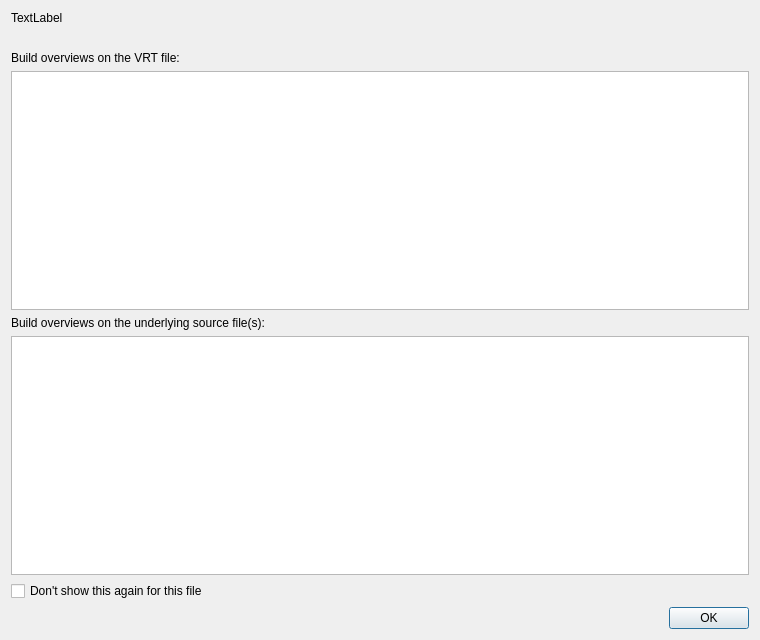
This is src/qmapshack/helpers/IOverviewAdvisoryDialog.ui in Maproom/qmapshack as Qt 5 draws it before an edit. The edited form follows.
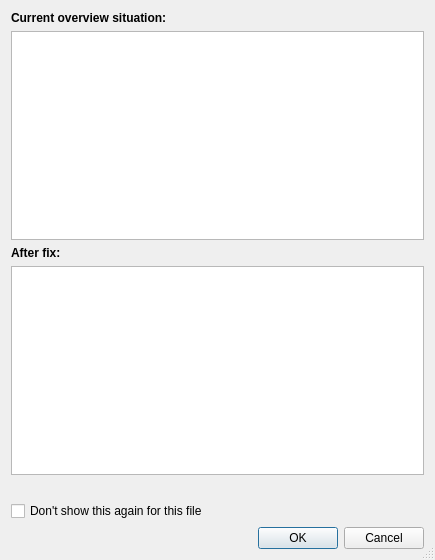
This is the edited form.

Commit message: [QMS-1135] Redesign advisory dialog: two-table layout + Fix it button

Patch:
```diff
--- a/src/qmapshack/helpers/IOverviewAdvisoryDialog.ui
+++ b/src/qmapshack/helpers/IOverviewAdvisoryDialog.ui
@@ -6,77 +6,52 @@
    <rect>
     <x>0</x>
     <y>0</y>
-    <width>760</width>
-    <height>640</height>
+    <width>435</width>
+    <height>560</height>
    </rect>
   </property>
   <property name="windowTitle">
-   <string>Slow rendering...</string>
+   <string>Slow rendering — overview pyramids</string>
+  </property>
+  <property name="sizeGripEnabled">
+   <bool>true</bool>
   </property>
   <layout class="QVBoxLayout" name="verticalLayout">
    <item>
     <widget class="QLabel" name="labelMessage">
      <property name="text">
-      <string>TextLabel</string>
+      <string>&lt;b&gt;Current overview situation:&lt;/b&gt;</string>
      </property>
-     <property name="wordWrap">
-      <bool>true</bool>
+    </widget>
+   </item>
+   <item>
+    <widget class="QTextBrowser" name="textCurrent">
+     <property name="openLinks">
+      <bool>false</bool>
      </property>
     </widget>
    </item>
    <item>
-    <widget class="QLabel" name="labelFileOverviews">
-     <property name="textFormat">
-      <enum>Qt::RichText</enum>
+    <widget class="QLabel" name="labelAfterFixTitle">
+     <property name="text">
+      <string>&lt;b&gt;After fix:&lt;/b&gt;</string>
      </property>
+    </widget>
+   </item>
+   <item>
+    <widget class="QTextBrowser" name="textAfterFix">
+     <property name="openLinks">
+      <bool>false</bool>
+     </property>
+    </widget>
+   </item>
+   <item>
+    <widget class="QLabel" name="labelSummary">
      <property name="text">
       <string/>
      </property>
-    </widget>
-   </item>
-   <item>
-    <widget class="QLabel" name="labelVrtCommand">
-     <property name="text">
-      <string>Build overviews on the VRT file:</string>
-     </property>
-    </widget>
-   </item>
-   <item>
-    <widget class="QPlainTextEdit" name="plainTextVrtCommand">
-     <property name="minimumSize">
-      <size>
-       <width>0</width>
-       <height>70</height>
-      </size>
-     </property>
-     <property name="readOnly">
+     <property name="wordWrap">
       <bool>true</bool>
-     </property>
-     <property name="maximumBlockCount">
-      <number>0</number>
-     </property>
-    </widget>
-   </item>
-   <item>
-    <widget class="QLabel" name="labelFilesCommand">
-     <property name="text">
-      <string>Build overviews on the underlying source file(s):</string>
-     </property>
-    </widget>
-   </item>
-   <item>
-    <widget class="QPlainTextEdit" name="plainTextFilesCommand">
-     <property name="minimumSize">
-      <size>
-       <width>0</width>
-       <height>110</height>
-      </size>
-     </property>
-     <property name="readOnly">
-      <bool>true</bool>
-     </property>
-     <property name="maximumBlockCount">
-      <number>0</number>
      </property>
     </widget>
    </item>
@@ -93,7 +68,7 @@
       <enum>Qt::Horizontal</enum>
      </property>
      <property name="standardButtons">
-      <set>QDialogButtonBox::Ok</set>
+      <set>QDialogButtonBox::StandardButton::Cancel|QDialogButtonBox::StandardButton::Ok</set>
      </property>
     </widget>
    </item>
```
Left out of the diff: 20 changed lines with no effect on the pictures. The commit also changes 5 other files.
